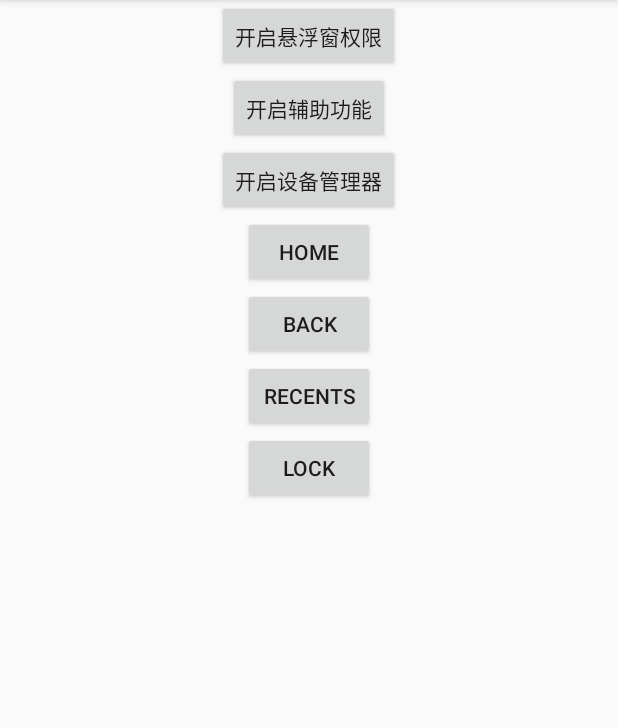
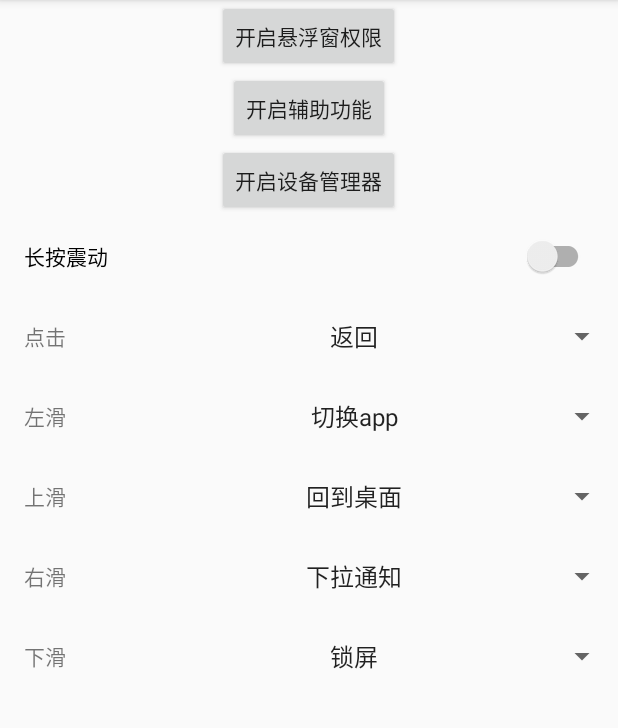
Before and after one commit to Cying1992/FloatingBall, an Android app: the screen it shows after launch (MainActivity), on a phone screen of 412 x 824 dp, the part 84-812 px from its top. Run offline under Robolectric (Android 15) with nearby library versions, the phone set to English and light mode, and no system bars; libraries missing offline, so code that uses them is left out: org.jetbrains.anko.

Commit message:
添加手势控制

```diff
--- /dev/null
+++ b/app/src/main/java/com/cying/floatingball/ActionSettings.kt
@@ -0,0 +1,60 @@
+package com.cying.floatingball
+
+import android.content.SharedPreferences
+
+/**
+ * Created by Cying on 17/10/4.
+ */
+enum class GESTURE(val key: String, val label: String) {
+    CLICK("click", "点击"),
+    SWIPE_LEFT("left", "左滑"),
+    SWIPE_TOP("top", "上滑"),
+    SWIPE_RIGHT("right", "右滑"),
+    SWIPE_BOTTOM("bottom", "下滑");
+
+    fun trigger(): Boolean {
+        val action = when (this) {
+            CLICK -> ActionSettings.click
+            SWIPE_LEFT -> ActionSettings.left
+            SWIPE_TOP -> ActionSettings.top
+            SWIPE_RIGHT -> ActionSettings.right
+            SWIPE_BOTTOM -> ActionSettings.bottom
+        }
+
+        return MockAction.getByAction(action)?.trigger() ?: false
+    }
+
+    fun getAction(): Int = when (this) {
+        CLICK -> ActionSettings.click
+        SWIPE_LEFT -> ActionSettings.left
+        SWIPE_TOP -> ActionSettings.top
+        SWIPE_RIGHT -> ActionSettings.right
+        SWIPE_BOTTOM -> ActionSettings.bottom
+    }
+
+
+    fun setAction(action: Int) {
+        when (this) {
+            CLICK -> ActionSettings.click = action
+            SWIPE_LEFT -> ActionSettings.left = action
+            SWIPE_TOP -> ActionSettings.top = action
+            SWIPE_RIGHT -> ActionSettings.right = action
+            SWIPE_BOTTOM -> ActionSettings.bottom = action
+        }
+    }
+}
+
+object ActionSettings : Preferences {
+
+    override val preferences: SharedPreferences by lazy {
+        App.instance().getSharedPreferences("action-settings", 0)
+    }
+
+    var click: Int by preference(GESTURE.CLICK.key, MockAction.BACK.action)
+    var left: Int by preference(GESTURE.SWIPE_LEFT.key, MockAction.RECENTS.action)
+    var top: Int  by preference(GESTURE.SWIPE_TOP.key, MockAction.HOME.action)
+    var right: Int by preference(GESTURE.SWIPE_RIGHT.key, MockAction.NOTIFICATIONS.action)
+    var bottom: Int by preference(GESTURE.SWIPE_BOTTOM.key, MockAction.LOCK.action)
+    var needVibrate: Boolean by preference("needVibrate", false)
+
+}
--- /dev/null
+++ b/app/src/main/java/com/cying/floatingball/App.kt
@@ -0,0 +1,20 @@
+package com.cying.floatingball
+
+import android.app.Application
+import kotlin.properties.Delegates
+
+/**
+ * Created by Cying on 17/10/4.
+ */
+class App : Application() {
+
+    companion object {
+        private var instance: App by Delegates.notNull<App>()
+        fun instance() = instance
+    }
+
+    override fun onCreate() {
+        super.onCreate()
+        instance = this
+    }
+}
--- a/app/src/main/java/com/cying/floatingball/Extensions.kt
+++ b/app/src/main/java/com/cying/floatingball/Extensions.kt
@@ -4,6 +4,7 @@ package com.cying.floatingball
 
 import android.app.admin.DevicePolicyManager
 import android.content.Context
+import android.os.Vibrator
 import android.view.WindowManager
 import android.view.accessibility.AccessibilityManager
 
@@ -19,6 +20,8 @@ inline fun Context.getDevicePolicyManager(): DevicePolicyManager {
     return getSystemService(Context.DEVICE_POLICY_SERVICE) as DevicePolicyManager
 }
 
-inline fun Context.getWindowManager():WindowManager{
+inline fun Context.getWindowManager(): WindowManager {
     return getSystemService(Context.WINDOW_SERVICE) as WindowManager
 }
+
+inline fun Context.getVibrator(): Vibrator = getSystemService(Context.VIBRATOR_SERVICE) as Vibrator
--- a/app/src/main/java/com/cying/floatingball/FloatingBallService.kt
+++ b/app/src/main/java/com/cying/floatingball/FloatingBallService.kt
@@ -25,13 +25,20 @@ private const val TAG = "FloatingBallService"
 
 private var instance: AccessibilityService? = null
 
+fun getMockActionArray(): IntArray {
+    return MockAction.values().map { it.action }.toIntArray()
+}
 
-enum class MockAction(private val action: Int) {
+
+enum class MockAction(val action: Int) {
+    NONE(0) {
+        override fun trigger(): Boolean = true
+    },
+    BACK(AccessibilityService.GLOBAL_ACTION_BACK),
     HOME(AccessibilityService.GLOBAL_ACTION_HOME),
-    BACK(AccessibilityService.GLOBAL_ACTION_BACK),
     RECENTS(AccessibilityService.GLOBAL_ACTION_RECENTS),
     NOTIFICATIONS(AccessibilityService.GLOBAL_ACTION_NOTIFICATIONS),
-    LOCK(0) {
+    LOCK(-1) {
         override fun trigger(): Boolean {
             val dpm = instance?.getDevicePolicyManager()
 
@@ -45,6 +52,11 @@ enum class MockAction(private val action: Int) {
     open fun trigger(): Boolean {
         return instance?.performGlobalAction(action) ?: false
     }
+
+    companion object {
+        fun getByAction(action: Int) = MockAction.values().firstOrNull { it.action == action }
+    }
+
 }
 
 fun getStatusBarHeight(context: Context): Int {
@@ -127,8 +139,8 @@ class FloatingBallService : AccessibilityService() {
         smallWindowParams.format = PixelFormat.RGBA_8888
         smallWindowParams.flags = WindowManager.LayoutParams.FLAG_NOT_TOUCH_MODAL or WindowManager.LayoutParams.FLAG_NOT_FOCUSABLE
         smallWindowParams.gravity = Gravity.LEFT or Gravity.TOP
-        smallWindowParams.width = dip(48)
-        smallWindowParams.height = dip(48)
+        smallWindowParams.width = dip(56)
+        smallWindowParams.height = dip(56)
         smallWindowParams.x = point.x - dip(120)
         smallWindowParams.y = point.y - dip(120)
         return smallWindowParams
--- a/app/src/main/java/com/cying/floatingball/MainActivity.kt
+++ b/app/src/main/java/com/cying/floatingball/MainActivity.kt
@@ -9,6 +9,8 @@ import android.os.Bundle
 import android.provider.Settings
 import android.support.v7.app.AppCompatActivity
 import android.view.View
+import android.widget.AdapterView
+import kotlinx.android.synthetic.main.action_container.view.*
 import kotlinx.android.synthetic.main.activity_main.*
 
 /**
@@ -22,6 +24,8 @@ class MainActivity : AppCompatActivity() {
         val deviceComponent = ComponentName(this, LockReceiver::class.java)
 
         val dpm = getDevicePolicyManager()
+        long_press_vibrator.isChecked = ActionSettings.needVibrate
+        long_press_vibrator.setOnCheckedChangeListener { _, isChecked -> ActionSettings.needVibrate = isChecked }
         open_device_permission.setOnClickListener {
             if (!dpm.isAdminActive(deviceComponent)) {
                 val intent = Intent(DevicePolicyManager.ACTION_ADD_DEVICE_ADMIN).apply {
@@ -49,20 +53,28 @@ class MainActivity : AppCompatActivity() {
             }
         }
 
-        mock_home.setOnClickListener {
-            MockAction.HOME.trigger()
-        }
+        val mockActionArray = getMockActionArray()
 
-        mock_back.setOnClickListener {
-            MockAction.BACK.trigger()
-        }
+        arrayOf(action_click to GESTURE.CLICK,
+                action_swipe_left to GESTURE.SWIPE_LEFT,
+                action_swipe_top to GESTURE.SWIPE_TOP,
+                action_swipe_right to GESTURE.SWIPE_RIGHT,
+                action_swipe_bottom to GESTURE.SWIPE_BOTTOM)
+                .forEach { (view, gesture) ->
+                    view.action_name.text = gesture.label
+                    view.action_value.setSelection(mockActionArray.indexOf(gesture.getAction()))
+                    view.action_value.onItemSelectedListener = object : AdapterView.OnItemSelectedListener {
+                        override fun onItemSelected(parent: AdapterView<*>?, itemView: View?, position: Int, id: Long) {
+                            gesture.setAction(mockActionArray[position])
+                        }
 
-        mock_recents.setOnClickListener {
-            MockAction.RECENTS.trigger()
-        }
-        mock_lock.setOnClickListener {
-            MockAction.LOCK.trigger()
-        }
+                        override fun onNothingSelected(parent: AdapterView<*>?) {
+
+                        }
+                    }
+                }
+
+        action_click.action_value.setSelection(mockActionArray.indexOf(ActionSettings.click))
     }
 
 
--- /dev/null
+++ b/app/src/main/java/com/cying/floatingball/Preference.kt
@@ -0,0 +1,47 @@
+package com.cying.floatingball
+
+import android.annotation.SuppressLint
+import android.content.SharedPreferences
+import kotlin.properties.ReadWriteProperty
+import kotlin.reflect.KProperty
+
+/**
+ * Created by Cying on 17/10/5.
+ */
+
+interface Preferences {
+    val preferences: SharedPreferences
+}
+
+class Preference<T>(val name: String, val default: T) : ReadWriteProperty<Preferences, T> {
+
+    @Suppress("UNCHECKED_CAST")
+    override fun getValue(thisRef: Preferences, property: KProperty<*>): T = with(thisRef.preferences) {
+        val res: Any = when (default) {
+            is Long -> getLong(name, default)
+            is String -> getString(name, default)
+            is Int -> getInt(name, default)
+            is Boolean -> getBoolean(name, default)
+            is Float -> getFloat(name, default)
+            else -> throw IllegalArgumentException(
+                    "This type can be saved into Preferences")
+        }
+
+        res as T
+    }
+
+    @SuppressLint("CommitPrefEdits")
+    override fun setValue(thisRef: Preferences, property: KProperty<*>, value: T) = with(thisRef.preferences.edit()) {
+        when (value) {
+            is Long -> putLong(name, value)
+            is String -> putString(name, value)
+            is Int -> putInt(name, value)
+            is Boolean -> putBoolean(name, value)
+            is Float -> putFloat(name, value)
+            else -> throw IllegalArgumentException("This type can be saved into Preferences")
+        }.apply()
+    }
+
+}
+
+fun <T : Any> preference(name: String, default: T) = Preference(name, default)
--- /dev/null
+++ b/app/src/main/res/layout/action_container.xml
@@ -0,0 +1,24 @@
+<?xml version="1.0" encoding="utf-8"?>
+<LinearLayout xmlns:android="http://schemas.android.com/apk/res/android"
+    xmlns:tools="http://schemas.android.com/tools"
+    android:layout_width="match_parent"
+    android:layout_height="wrap_content"
+    android:gravity="center_vertical"
+    android:orientation="horizontal">
+
+    <TextView
+        android:id="@+id/action_name"
+        android:layout_width="wrap_content"
+        android:layout_height="wrap_content"
+        android:padding="16dp"
+        tools:text="左滑" />
+
+    <android.support.v7.widget.AppCompatSpinner
+        android:id="@+id/action_value"
+        android:layout_width="match_parent"
+        android:layout_height="wrap_content"
+        android:padding="8dp"
+        android:gravity="center"
+        android:textAlignment="center"
+        android:entries="@array/actions" />
+</LinearLayout>
--- a/app/src/main/res/layout/activity_main.xml
+++ b/app/src/main/res/layout/activity_main.xml
@@ -3,51 +3,54 @@
     xmlns:tools="http://schemas.android.com/tools"
     android:layout_width="match_parent"
     android:layout_height="match_parent"
+    android:gravity="center_horizontal"
     android:orientation="vertical"
-    android:gravity="center_horizontal"
     tools:context="com.cying.floatingball.MainActivity">
 
     <Button
         android:id="@+id/open_alert_permission"
         android:layout_width="wrap_content"
         android:layout_height="wrap_content"
-        android:text="开启悬浮窗权限"/>
+        android:text="开启悬浮窗权限" />
 
     <Button
         android:id="@+id/open_accessibility"
         android:layout_width="wrap_content"
         android:layout_height="wrap_content"
-        android:text="开启辅助功能"/>
+        android:text="开启辅助功能" />
 
     <Button
         android:id="@+id/open_device_permission"
         android:layout_width="wrap_content"
         android:layout_height="wrap_content"
-        android:text="开启设备管理器"/>
-
-    <Button
-        android:id="@+id/mock_home"
-        android:layout_width="wrap_content"
-        android:layout_height="wrap_content"
-        android:text="Home"/>
+        android:text="开启设备管理器" />
 
 
-    <Button
-        android:id="@+id/mock_back"
-        android:layout_width="wrap_content"
+    <android.support.v7.widget.SwitchCompat
+        android:id="@+id/long_press_vibrator"
+        android:layout_width="match_parent"
         android:layout_height="wrap_content"
-        android:text="Back"/>
+        android:padding="16dp"
+        android:text="长按震动" />
 
-    <Button
-        android:id="@+id/mock_recents"
-        android:layout_width="wrap_content"
-        android:layout_height="wrap_content"
-        android:text="Recents"/>
 
-    <Button
-        android:id="@+id/mock_lock"
-        android:layout_width="wrap_content"
-        android:layout_height="wrap_content"
-        android:text="Lock"/>
+    <include
+        android:id="@+id/action_click"
+        layout="@layout/action_container" />
 
+    <include
+        android:id="@+id/action_swipe_left"
+        layout="@layout/action_container" />
+
+    <include
+        android:id="@+id/action_swipe_top"
+        layout="@layout/action_container" />
+
+    <include
+        android:id="@+id/action_swipe_right"
+        layout="@layout/action_container" />
+
+    <include
+        android:id="@+id/action_swipe_bottom"
+        layout="@layout/action_container" />
 </LinearLayout>
--- a/app/src/main/res/values/strings.xml
+++ b/app/src/main/res/values/strings.xml
@@ -3,4 +3,20 @@
     <string name="lock_desc">锁屏描述</string>
     <string name="lock_label">锁屏标签</string>
     <string name="accessibility_desc">打开开头就能开启悬浮球</string>
+    <string-array name="actions">
+        <item>无</item>
+        <item>返回</item>
+        <item>回到桌面</item>
+        <item>切换app</item>
+        <item>下拉通知</item>
+        <item>锁屏</item>
+
+    </string-array>
+    <string-array name="action_names">
+        <item>点击</item>
+        <item>左滑</item>
+        <item>上滑</item>
+        <item>右滑</item>
+        <item>下滑</item>
+    </string-array>
 </resources>
```
Also changed, not shown: app/src/main/AndroidManifest.xml (+5 -3 lines), app/src/main/java/com/cying/floatingball/TrackingBallLayout.kt (+29 -22 lines), app/src/main/res/drawable/circle_ball.xml (+16 -10 lines), app/src/main/res/layout/tracking_ball.xml (+4 -4 lines).
